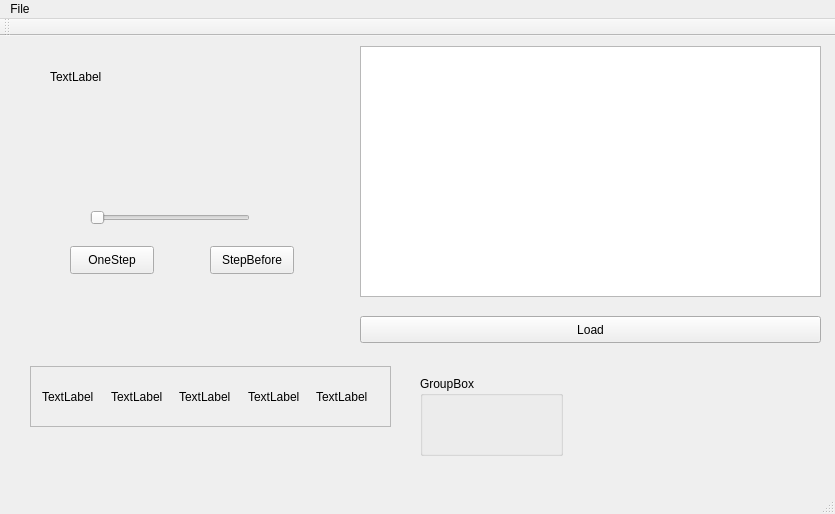
The window that Turing/mainwindow.ui (igor-dyrov/TuringDebugger) describes before a commit, drawn with Qt 5.
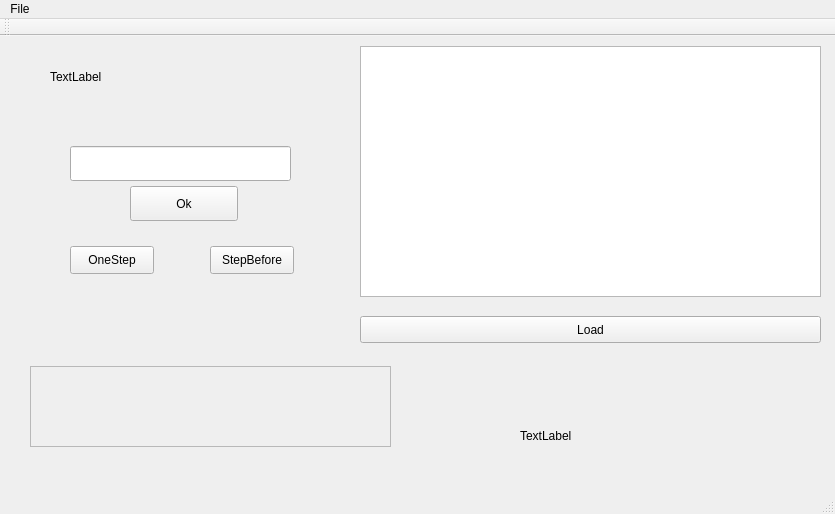
The same window after the commit.

Commit message: feature-belt-gui complete belt updating

Patch:
```diff
--- a/Turing/mainwindow.ui
+++ b/Turing/mainwindow.ui
@@ -79,39 +79,13 @@
      <string>OneStep</string>
     </property>
    </widget>
-   <widget class="QSlider" name="horizontalSlider">
-    <property name="geometry">
-     <rect>
-      <x>90</x>
-      <y>170</y>
-      <width>160</width>
-      <height>24</height>
-     </rect>
-    </property>
-    <property name="orientation">
-     <enum>Qt::Horizontal</enum>
-    </property>
-   </widget>
-   <widget class="QGroupBox" name="groupBox">
-    <property name="geometry">
-     <rect>
-      <x>420</x>
-      <y>340</y>
-      <width>143</width>
-      <height>80</height>
-     </rect>
-    </property>
-    <property name="title">
-     <string>GroupBox</string>
-    </property>
-   </widget>
    <widget class="QScrollArea" name="scrollArea">
     <property name="geometry">
      <rect>
       <x>30</x>
       <y>330</y>
       <width>361</width>
-      <height>61</height>
+      <height>81</height>
      </rect>
     </property>
     <property name="widgetResizable">
@@ -122,49 +96,49 @@
       <rect>
        <x>0</x>
        <y>0</y>
-       <width>626</width>
-       <height>43</height>
+       <width>357</width>
+       <height>77</height>
       </rect>
      </property>
-     <layout class="QHBoxLayout" name="horizontalLayout_3">
-      <item>
-       <widget class="QLabel" name="label">
-        <property name="text">
-         <string>TextLabel</string>
-        </property>
-       </widget>
-      </item>
-      <item>
-       <widget class="QLabel" name="label_2">
-        <property name="text">
-         <string>TextLabel</string>
-        </property>
-       </widget>
-      </item>
-      <item>
-       <widget class="QLabel" name="label_5">
-        <property name="text">
-         <string>TextLabel</string>
-        </property>
-       </widget>
-      </item>
-      <item>
-       <widget class="QLabel" name="label_4">
-        <property name="text">
-         <string>TextLabel</string>
-        </property>
-       </widget>
-      </item>
-      <item>
-       <widget class="QLabel" name="label_3">
-        <property name="text">
-         <string>TextLabel</string>
-        </property>
-       </widget>
-      </item>
-     </layout>
+     <layout class="QHBoxLayout" name="horizontalLayout_3"/>
     </widget>
    </widget>
+   <widget class="QLineEdit" name="lineEdit">
+    <property name="geometry">
+     <rect>
+      <x>70</x>
+      <y>110</y>
+      <width>221</width>
+      <height>35</height>
+     </rect>
+    </property>
+   </widget>
+   <widget class="QPushButton" name="pushButton">
+    <property name="geometry">
+     <rect>
+      <x>130</x>
+      <y>150</y>
+      <width>108</width>
+      <height>35</height>
+     </rect>
+    </property>
+    <property name="text">
+     <string>Ok</string>
+    </property>
+   </widget>
+   <widget class="QLabel" name="label">
+    <property name="geometry">
+     <rect>
+      <x>520</x>
+      <y>390</y>
+      <width>79</width>
+      <height>19</height>
+     </rect>
+    </property>
+    <property name="text">
+     <string>TextLabel</string>
+    </property>
+   </widget>
   </widget>
   <widget class="QMenuBar" name="menuBar">
    <property name="geometry">
```
Left out of the diff: 2 changed lines with no effect on the pictures. The commit also changes 4 other files.
